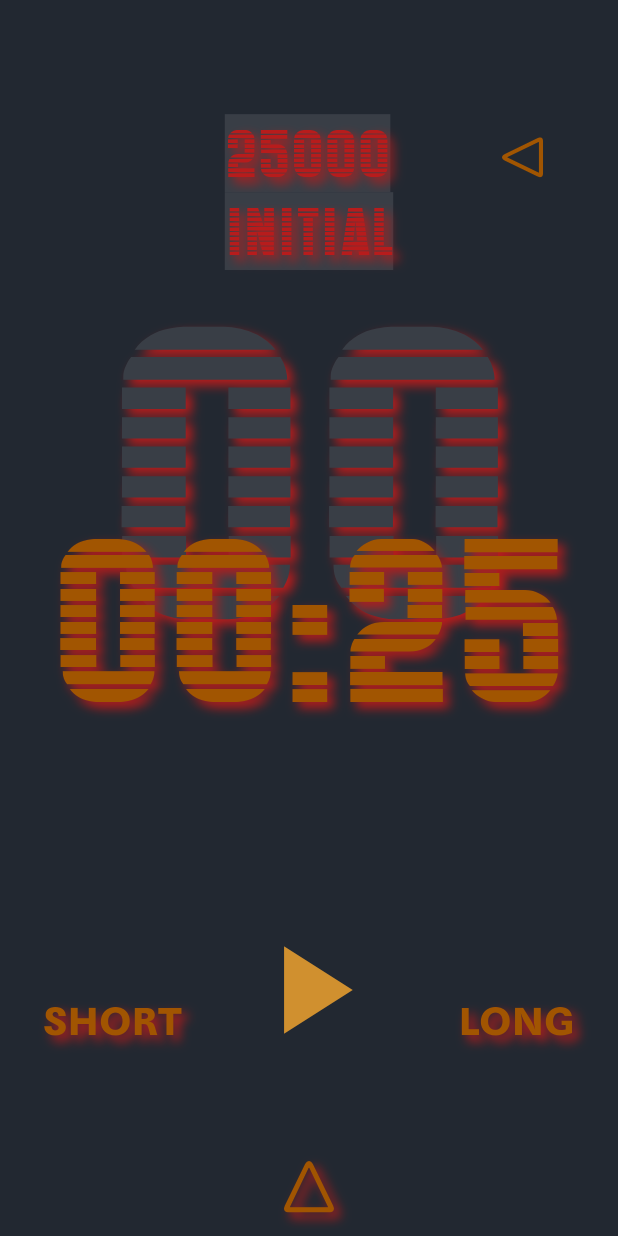
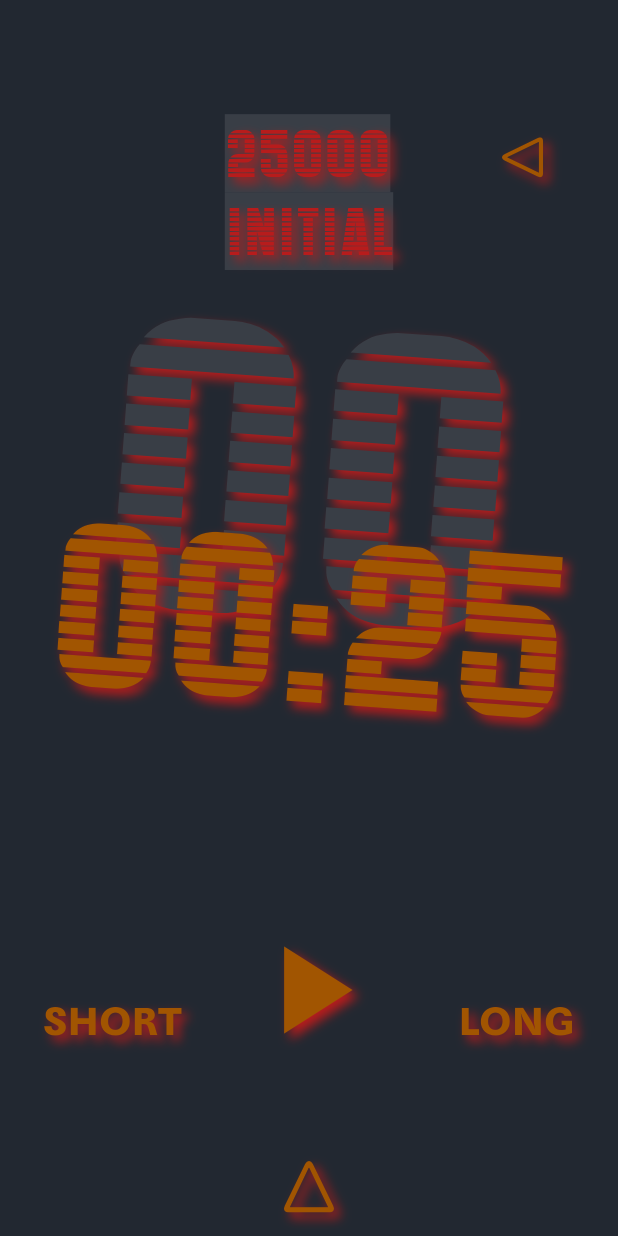
Before and after one commit to arrenaid/focus, a Flutter app: the screen it shows after launch, on a phone screen of 412 x 824 dp. Run offline on Flutter 3.47's test engine with Material 2 defaults, Android fonts, the phone set to English and light mode, and no system bars; our stand-ins replace bloc, equatable, flutter_bloc, flutter_local_notifications, sqflite; accounts and stored records are empty.

Commit message:
rotate clock

```diff
--- a/lib/screens/focus_screen.dart
+++ b/lib/screens/focus_screen.dart
@@ -1,3 +1,6 @@
+import 'dart:math';
+
+import 'package:flutter/cupertino.dart';
 import 'package:flutter/material.dart';
 import 'package:flutter_bloc/flutter_bloc.dart';
 import 'package:focus/screens/sequence_screen.dart';
@@ -19,9 +22,11 @@ class FocusScreen extends StatelessWidget {
 }
 class FocusPage extends StatelessWidget {
   const FocusPage({Key? key}) : super(key: key);
+  final double angle = 43;
 
   @override
   Widget build(BuildContext context) {
+
     return BlocListener<FocusBloc,FocusState>(listener: (context,state){
       if(state is FocusCompleteState){
         context.read<ModelBloc>().insert(state.timerType);// todo test
@@ -40,7 +45,9 @@ class FocusPage extends StatelessWidget {
             //milliseconds
             Align(
                 alignment: const FractionalOffset(0.5, 0.3),
-              child: Text(context.read<FocusBloc>().getMilliSec(), style: tsAlt,),
+              child: Transform.rotate(
+                  angle: pi / angle,
+                  child: Text(context.read<FocusBloc>().getMilliSec(), style: tsAlt,)),
             ),
             Align(
                 alignment: const FractionalOffset(0.9, 0.1),
@@ -52,7 +59,7 @@ class FocusPage extends StatelessWidget {
                     );
                   },
                   icon: const Icon(CupertinoIcons.arrowtriangle_left, color: col4,
-                    //shadows: [shadowDef], //todo ref
+                    shadows: [shadowDef],
                   ),
                 )
             ),
@@ -96,7 +103,9 @@ class FocusPage extends StatelessWidget {
               //   padding: const EdgeInsets.all(5),
               //   child: Container(
               //     width:  MediaQuery.of(context).size.width * 8 / 10 ,
-                    child: Text(state.visibleResult, style: tsDef.copyWith(fontSize: 140),),
+                    child: Transform.rotate(
+                        angle: pi / angle,
+                        child: Text(state.visibleResult, style: tsDef.copyWith(fontSize: 140),)),
               //   ),
               // ),
             ),
@@ -127,7 +136,8 @@ class FocusPage extends StatelessWidget {
             icon: Icon( state.isStart
                 ? Icons.pause_sharp
                 : Icons.play_arrow_sharp,
-              color: col5,
+              color: col4,
+              shadows: const [shadowDef],
 
             ),
           )),
```
